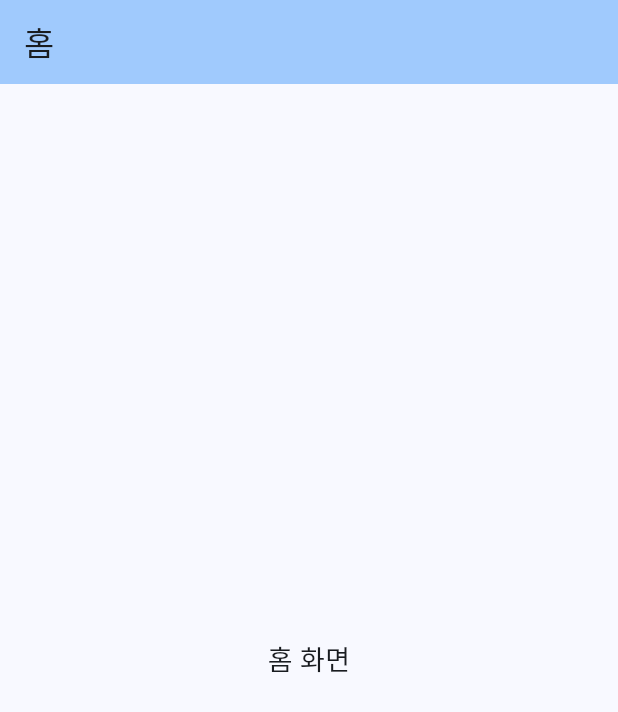
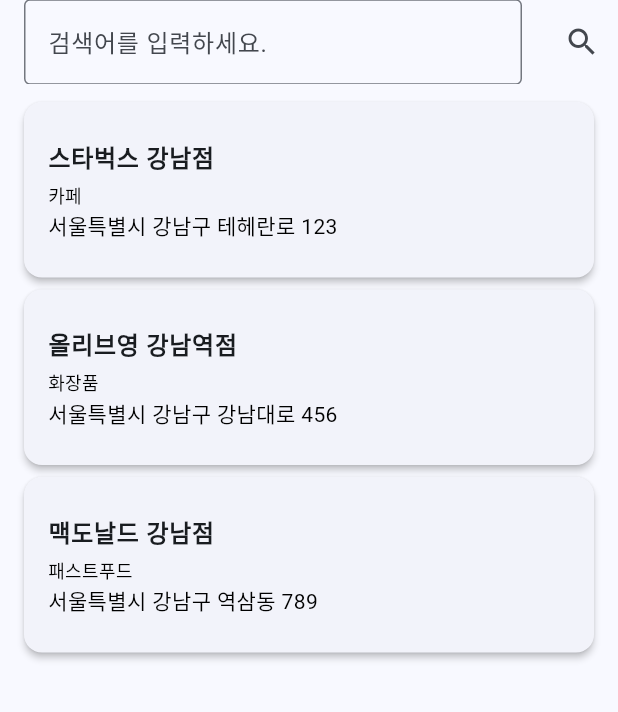
Before and after one commit to mmiemmiedevelop/flutter_geo_map_finder, a Flutter app: the screen it shows after launch, on a phone screen of 412 x 824 dp. Shown: the top 712 px of the screen. Run offline on Flutter 3.47's test engine with Material 3 defaults, Android fonts, the phone set to English and light mode, and no system bars.

Commit message:
feat: UI 일부 완성

```diff
--- a/lib/models/address_model.dart
+++ b/lib/models/address_model.dart
@@ -1 +1,27 @@
 //데이터 구조 관리
+
+class Address {
+  Address({
+    required this.title,
+    required this.category,
+    required this.roadAddress,
+  });
+  String title;
+  String category;
+  String roadAddress;
+
+  Address.fromJson(Map<String, dynamic> map)
+    : this(
+        title: map['title'],
+        category: map['category'],
+        roadAddress: map['roadAddress'],
+      );
+
+  Map<String, dynamic> toJson() {
+    return {
+      'title': title,
+      'category': category,
+      'roadAddress': roadAddress,
+    };
+  }
+}
--- a/lib/screens/home_screen.dart
+++ b/lib/screens/home_screen.dart
@@ -1,16 +1,99 @@
 import 'package:flutter/material.dart';
+import '../models/address_model.dart';
+import 'widgets/address_list.dart';
+import 'review_screen.dart';
 
-class HomeScreen extends StatelessWidget {
+class HomeScreen extends StatefulWidget {
   const HomeScreen({super.key});
+
+  @override
+  State<HomeScreen> createState() => _HomeScreenState();
+}
+
+class _HomeScreenState extends State<HomeScreen> {
+  List<Address> addresses = [];
+  bool isLoading = false;
+  String? errorMessage;
+
+  @override
+  void initState() {
+    super.initState();
+    // 예시 데이터 로드
+    _loadSampleData();
+  }
+
+  void _loadSampleData() {
+    setState(() {
+      isLoading = true;
+      errorMessage = null;
+    });
+
+    // 실제로는 API 호출을 여기서 수행
+    Future.delayed(const Duration(seconds: 1), () {
+      setState(() {
+        isLoading = false;
+        addresses = [
+          Address(
+            title: '스타벅스 강남점',
+            category: '카페',
+            roadAddress: '서울특별시 강남구 테헤란로 123',
+          ),
+          Address(
+            title: '올리브영 강남역점',
+            category: '화장품',
+            roadAddress: '서울특별시 강남구 강남대로 456',
+          ),
+          Address(
+            title: '맥도날드 강남점',
+            category: '패스트푸드',
+            roadAddress: '서울특별시 강남구 역삼동 789',
+          ),
+        ];
+      });
+    });
+  }
+
+  void _onAddressTap(Address address) {
+    ScaffoldMessenger.of(context).showSnackBar(
+      SnackBar(
+        content: Text('${address.title} 선택됨'),
+        duration: const Duration(seconds: 2),
+      ),
+    );
+    Navigator.push(
+      context,
+      MaterialPageRoute(builder: (context) => ReviewScreen()),
+    );
+  }
 
   @override
   Widget build(BuildContext context) {
     return Scaffold(
       appBar: AppBar(
-        title: const Text('홈'),
-        backgroundColor: Theme.of(context).colorScheme.inversePrimary,
+        title: TextField(
+          decoration: InputDecoration(
+            hintText: '검색어를 입력하세요.',
+            border: OutlineInputBorder(
+              borderSide: BorderSide(color: Colors.grey),
+            ),
+          ),
+        ),
+        actions: [
+          IconButton(
+            onPressed: () {
+              print('검색 버튼 클릭');
+            },
+            icon: const Icon(Icons.search),
+          ),
+        ],
       ),
-      body: const Center(child: Text('홈 화면', style: TextStyle(fontSize: 18))),
+      body: AddressList(
+        addresses: addresses,
+        isLoading: isLoading,
+        errorMessage: errorMessage,
+        onRefresh: _loadSampleData,
+        onAddressTap: _onAddressTap,
+      ),
     );
   }
 }
--- /dev/null
+++ b/lib/screens/widgets/address_list.dart
@@ -0,0 +1,92 @@
+import 'package:flutter/material.dart';
+import '../../models/address_model.dart';
+import 'address_list_tile.dart';
+
+class AddressList extends StatelessWidget {
+  final List<Address> addresses;
+  final bool isLoading;
+  final String? errorMessage;
+  final VoidCallback? onRefresh;
+  final Function(Address)? onAddressTap;
+
+  const AddressList({
+    super.key,
+    required this.addresses,
+    this.isLoading = false,
+    this.errorMessage,
+    this.onRefresh,
+    this.onAddressTap,
+  });
+
+  @override
+  Widget build(BuildContext context) {
+    if (isLoading) {
+      return const Center(child: CircularProgressIndicator());
+    }
+
+    if (errorMessage != null) {
+      return Center(
+        child: Column(
+          mainAxisAlignment: MainAxisAlignment.center,
+          children: [
+            Icon(Icons.error_outline, size: 64, color: Colors.grey[400]),
+            const SizedBox(height: 16),
+            Text(
+              errorMessage!,
+              style: TextStyle(fontSize: 16, color: Colors.grey[600]),
+              textAlign: TextAlign.center,
+            ),
+            if (onRefresh != null) ...[
+              const SizedBox(height: 16),
+              ElevatedButton(onPressed: onRefresh, child: const Text('다시 시도')),
+            ],
+          ],
+        ),
+      );
+    }
+
+    if (addresses.isEmpty) {
+      return Center(
+        child: Column(
+          mainAxisAlignment: MainAxisAlignment.center,
+          children: [
+            Icon(Icons.search_off, size: 64, color: Colors.grey[400]),
+            const SizedBox(height: 16),
+            Text(
+              '검색 결과가 없습니다',
+              style: TextStyle(fontSize: 16, color: Colors.grey[600]),
+            ),
+            const SizedBox(height: 8),
+            Text(
+              '다른 검색어를 입력해보세요',
+              style: TextStyle(fontSize: 14, color: Colors.grey[500]),
+            ),
+          ],
+        ),
+      );
+    }
+
+    return RefreshIndicator(
+      onRefresh: () async {
+        if (onRefresh != null) {
+          onRefresh!();
+        }
+      },
+      child: ListView.builder(
+        padding: const EdgeInsets.symmetric(vertical: 8),
+        itemCount: addresses.length,
+        itemBuilder: (context, index) {
+          final address = addresses[index];
+          return AddressListTile(
+            address: address,
+            onTap: () {
+              if (onAddressTap != null) {
+                onAddressTap!(address);
+              }
+            },
+          );
+        },
+      ),
+    );
+  }
+}
--- /dev/null
+++ b/lib/screens/widgets/address_list_tile.dart
@@ -0,0 +1,48 @@
+import 'package:flutter/material.dart';
+import '../../models/address_model.dart';
+
+class AddressListTile extends StatelessWidget {
+  final Address address;
+  final VoidCallback? onTap;
+
+  const AddressListTile({
+    super.key,
+    required this.address,
+    this.onTap,
+  });
+
+  @override
+  Widget build(BuildContext context) {
+    return Card(
+      margin: const EdgeInsets.symmetric(horizontal: 16, vertical: 4),
+      elevation: 2,
+      child: ListTile(
+        contentPadding: const EdgeInsets.all(16),
+        title: Text(
+          address.title,
+          style: const TextStyle(fontSize: 16, fontWeight: FontWeight.bold),
+          maxLines: 1,
+          overflow: TextOverflow.ellipsis,
+        ),
+        subtitle: Column(
+          crossAxisAlignment: CrossAxisAlignment.start,
+          children: [
+            const SizedBox(height: 4),
+            Text(
+              address.category,
+              style: TextStyle(fontSize: 12, color: Colors.black),
+            ),
+            const SizedBox(height: 2),
+            Text(
+              address.roadAddress,
+              style: const TextStyle(fontSize: 14, color: Colors.black),
+              maxLines: 2,
+              overflow: TextOverflow.ellipsis,
+            ),
+          ],
+        ),
+        onTap: onTap,
+      ),
+    );
+  }
+}
--- a/pubspec.yaml
+++ b/pubspec.yaml
@@ -34,7 +34,7 @@ dependencies:
   # The following adds the Cupertino Icons font to your application.
   # Use with the CupertinoIcons class for iOS style icons.
   cupertino_icons: ^1.0.8
-
+  flutter_riverpod: ^2.6.1
 dev_dependencies:
   flutter_test:
     sdk: flutter
```
Also changed, not shown: lib/models/review_model.dart (added, +33 -0 lines), lib/screens/review_screen.dart (added, +26 -0 lines), lib/screens/widgets/review_list.dart (added, +70 -0 lines), lib/screens/widgets/review_list_tile.dart (added, +64 -0 lines).
